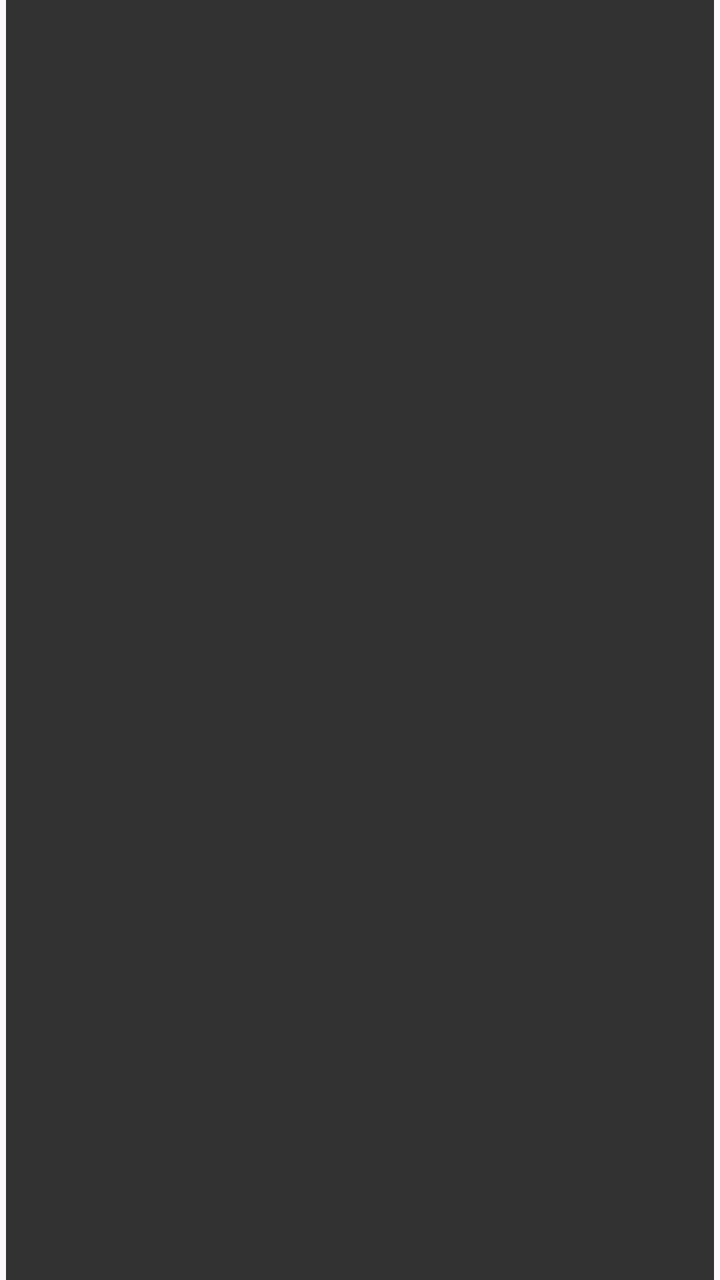
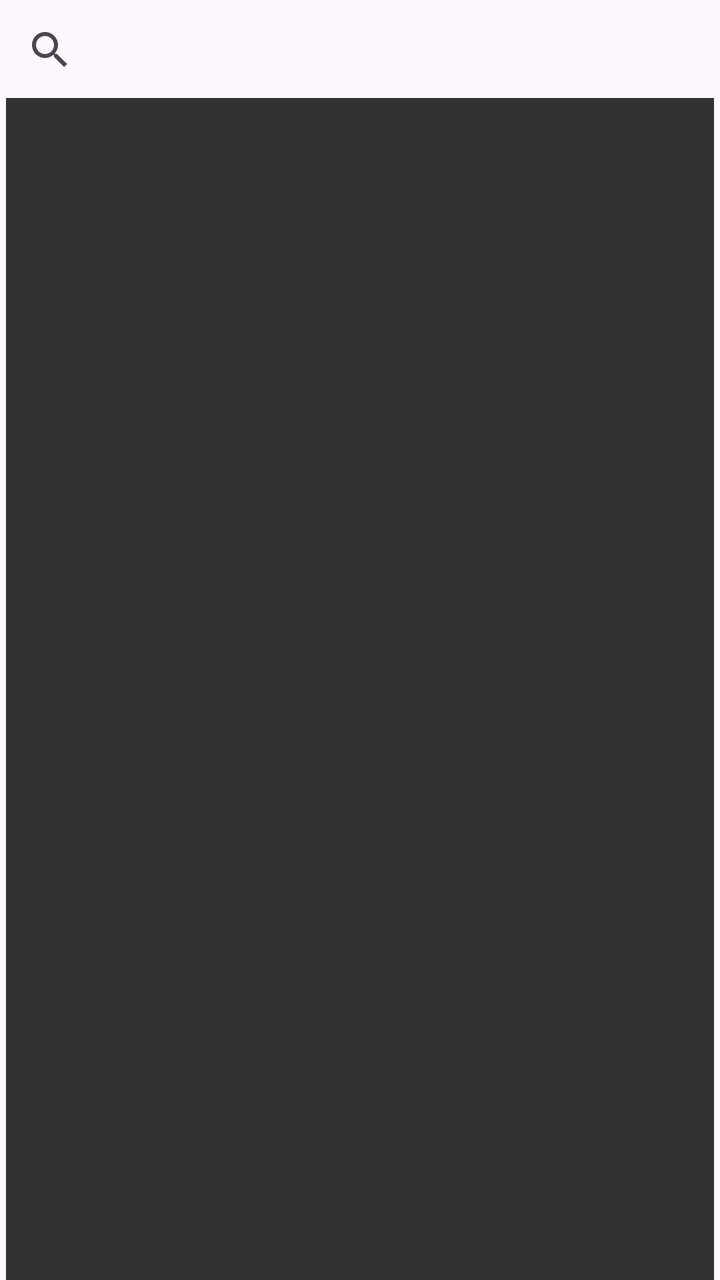

Compare the two renders of this Android layout. The source of the first and the diff that turns it into the second are given below.
<!-- AndroidManifest.xml: application theme Theme.RetrofitApp -->
<!-- res/layout/activity_main.xml -->
<?xml version="1.0" encoding="utf-8"?>
<androidx.constraintlayout.widget.ConstraintLayout xmlns:android="http://schemas.android.com/apk/res/android"
    xmlns:app="http://schemas.android.com/apk/res-auto"
    xmlns:tools="http://schemas.android.com/tools"
    android:layout_width="match_parent"
    android:layout_height="match_parent"
    tools:context=".MainActivity">

    <androidx.recyclerview.widget.RecyclerView
        android:id="@+id/rv"
        android:layout_width="match_parent"
        android:layout_height="match_parent"
        app:layout_constraintBottom_toBottomOf="parent"
        app:layout_constraintEnd_toEndOf="parent"
        android:layout_marginHorizontal="3dp"
        android:background="#333232"
        app:layout_constraintStart_toStartOf="parent"
        app:layout_constraintTop_toTopOf="parent" />

</androidx.constraintlayout.widget.ConstraintLayout>
<!-- resources referenced by this layout -->
<resources>
  <style name="Theme.RetrofitApp" parent="Base.Theme.RetrofitApp" />
  <style name="Base.Theme.RetrofitApp" parent="Theme.Material3.DayNight.NoActionBar">
          
          
      </style>
</resources>

<!-- the commit's change to res/layout/activity_main.xml (unified diff, before → after) -->
@@ -6,15 +6,28 @@
     android:layout_height="match_parent"
     tools:context=".MainActivity">
 
+
+    <SearchView
+        android:id="@+id/sv"
+        android:layout_width="match_parent"
+        android:layout_height="wrap_content"
+        android:layout_marginStart="1dp"
+        android:layout_marginTop="1dp"
+        android:layout_marginEnd="1dp"
+        app:layout_constraintEnd_toEndOf="parent"
+        app:layout_constraintStart_toStartOf="parent"
+        app:layout_constraintTop_toTopOf="parent" />
+
     <androidx.recyclerview.widget.RecyclerView
         android:id="@+id/rv"
         android:layout_width="match_parent"
-        android:layout_height="match_parent"
+        android:layout_height="0dp"
+        android:layout_marginHorizontal="3dp"
+        android:background="#333232"
         app:layout_constraintBottom_toBottomOf="parent"
         app:layout_constraintEnd_toEndOf="parent"
-        android:layout_marginHorizontal="3dp"
-        android:background="#333232"
         app:layout_constraintStart_toStartOf="parent"
-        app:layout_constraintTop_toTopOf="parent" />
+        app:layout_constraintTop_toBottomOf="@+id/sv" />
+
 
 </androidx.constraintlayout.widget.ConstraintLayout>
